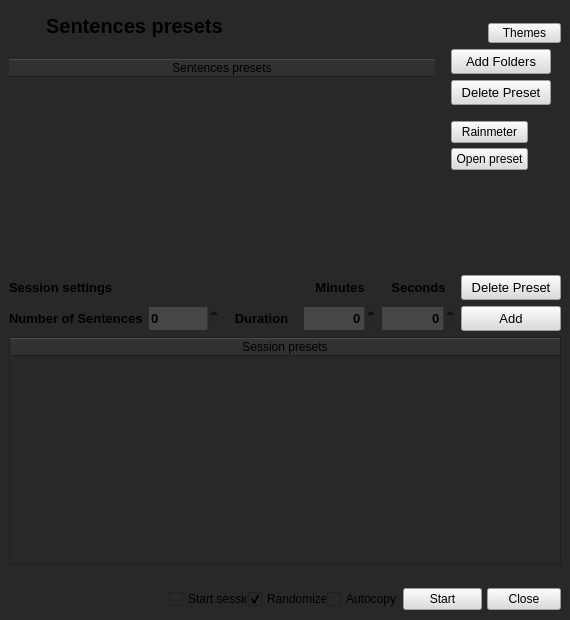
Above: ui/main_window.ui from Inkdecker/Inktyping before the change. Below: the same form after it.
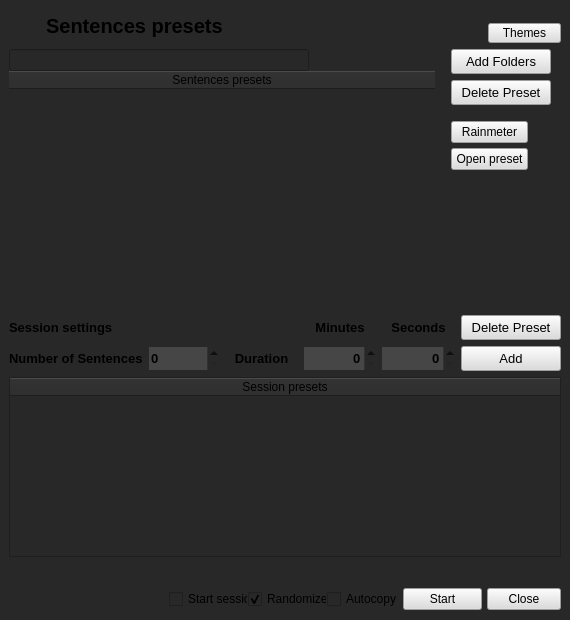
That is the form after the change. Icons and pictures are not drawn.

Commit message: Added preset search.

Diff of the .ui file:
```diff
--- a/ui/main_window.ui
+++ b/ui/main_window.ui
@@ -534,10 +534,19 @@
      <layout class="QGridLayout" name="gridLayout_3">
       <item row="0" column="0">
        <layout class="QGridLayout" name="gridLayout_4">
+        <property name="sizeConstraint">
+         <enum>QLayout::SetNoConstraint</enum>
+        </property>
         <property name="topMargin">
          <number>0</number>
         </property>
-        <item row="0" column="1">
+        <property name="bottomMargin">
+         <number>0</number>
+        </property>
+        <property name="spacing">
+         <number>0</number>
+        </property>
+        <item row="2" column="1">
          <widget class="QTableWidget" name="table_sentences_selection">
           <property name="enabled">
            <bool>true</bool>
@@ -551,13 +560,13 @@
           <property name="minimumSize">
            <size>
             <width>300</width>
-            <height>100</height>
+            <height>220</height>
            </size>
           </property>
           <property name="maximumSize">
            <size>
             <width>500</width>
-            <height>200</height>
+            <height>220</height>
            </size>
           </property>
           <property name="font">
@@ -654,6 +663,41 @@
           </column>
          </widget>
         </item>
+        <item row="1" column="1">
+         <widget class="QLineEdit" name="search_preset">
+          <property name="enabled">
+           <bool>true</bool>
+          </property>
+          <property name="minimumSize">
+           <size>
+            <width>0</width>
+            <height>20</height>
+           </size>
+          </property>
+          <property name="maximumSize">
+           <size>
+            <width>300</width>
+            <height>25</height>
+           </size>
+          </property>
+          <property name="focusPolicy">
+           <enum>Qt::ClickFocus</enum>
+          </property>
+         </widget>
+        </item>
+        <item row="3" column="1">
+         <spacer name="verticalSpacer">
+          <property name="orientation">
+           <enum>Qt::Vertical</enum>
+          </property>
+          <property name="sizeHint" stdset="0">
+           <size>
+            <width>20</width>
+            <height>2</height>
+           </size>
+          </property>
+         </spacer>
+        </item>
        </layout>
       </item>
       <item row="0" column="1">
@@ -1050,6 +1094,9 @@
     </item>
     <item>
      <layout class="QGridLayout" name="gridLayout">
+      <property name="topMargin">
+       <number>0</number>
+      </property>
       <item row="0" column="0">
        <widget class="QLabel" name="label_7">
         <property name="font">
@@ -1323,7 +1370,7 @@
       <property name="minimumSize">
        <size>
         <width>540</width>
-        <height>228</height>
+        <height>180</height>
        </size>
       </property>
       <property name="focusPolicy">
```
Left out of the diff: 3 changed lines with no effect on the pictures. The commit also changes 6 other files.
